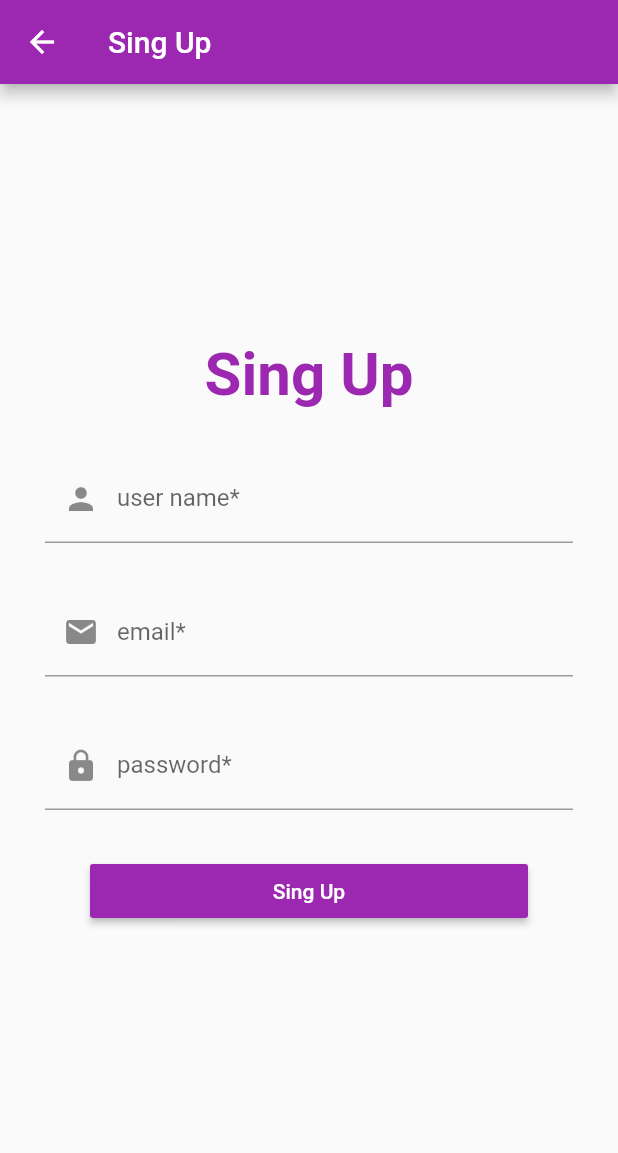
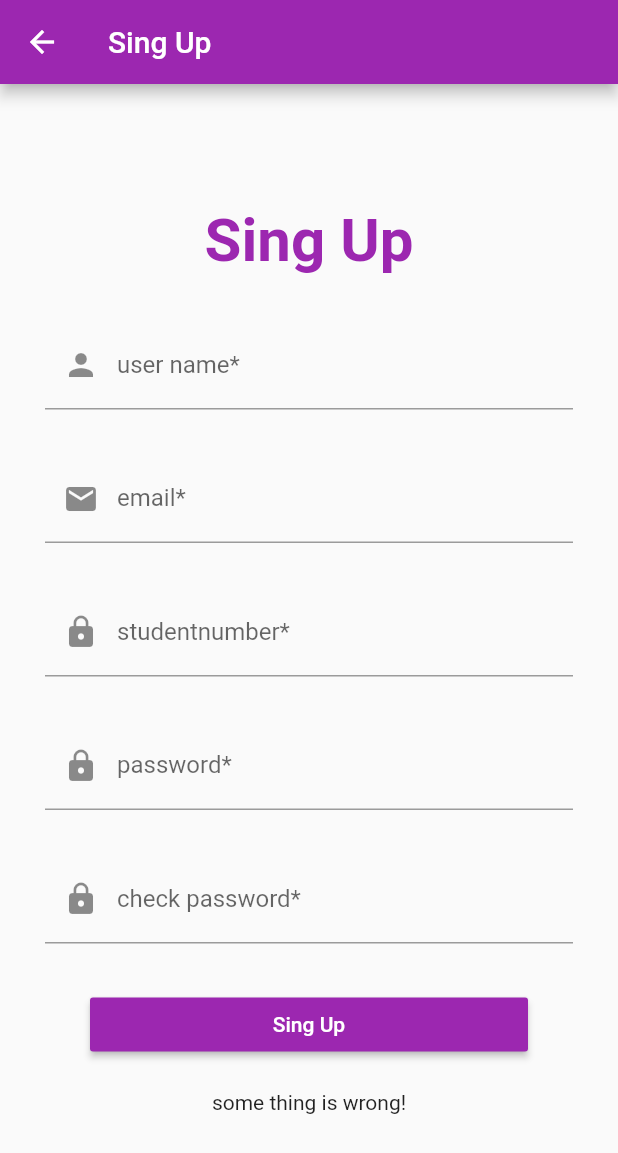
Before and after one commit to SamiraAhmadnezhad/ReadyGo_front, a Flutter app: the SingUp screen opened directly, after a tap on "Sing Up", on a phone screen of 412 x 824 dp. Shown: the top 1153 px of the screen. Run offline on Flutter 3.47's test engine with Material 2 defaults, Android fonts, the phone set to English and light mode, and no system bars; our stand-ins replace flashy_tab_bar2, flutter_rating_bar, image_picker; missing offline and left inert: pdfx.

Commit message:
sing up done

```diff
--- a/lib/pages/BookInformation.dart
+++ b/lib/pages/BookInformation.dart
@@ -10,8 +10,6 @@ import 'package:readygo/CommentView.dart';
 import 'package:readygo/Convertor.dart';
 import 'package:readygo/User.dart';
 import 'package:readygo/pages/PdfReader.dart';
-import 'package:pdfx/pdfx.dart';
-import 'package:readygo/pages/mp3Player.dart';
 
 class BookInformation extends StatefulWidget {
   const BookInformation({super.key,required this.user,required this.book});
@@ -154,7 +152,7 @@ class _BookInformationState extends State<BookInformation> {
                             print("start");
                             Navigator.of(context).push(
                               MaterialPageRoute(
-                                builder: (context) => mp3Player()
+                                builder: (context) => PdfReader()
                               ),
                             );
                           },
--- a/lib/pages/Ebook.dart
+++ b/lib/pages/Ebook.dart
@@ -58,7 +58,7 @@ class _EbookState extends State<Ebook> {
               child: Column(
                 children: [
                   SizedBox(height: 20,),
-                  const Text("recent",
+                  const Text("Recent Book",
                     textAlign: TextAlign.left,
                     style: TextStyle(
                       fontSize: 20,
--- a/lib/pages/SingUp.dart
+++ b/lib/pages/SingUp.dart
@@ -2,11 +2,7 @@ import 'dart:convert';
 import 'dart:io';
 
 import 'package:flutter/material.dart';
-import 'package:readygo/Book.dart';
-import 'package:readygo/Comment.dart';
 import 'package:readygo/Convertor.dart';
-import 'package:readygo/Genre.dart';
-import 'package:readygo/User.dart';
 import 'package:readygo/pages/HomePage.dart';
 
 class SingUp extends StatefulWidget{
@@ -22,7 +18,9 @@ class _SingUpState extends State<SingUp> {
   String massage='';
   String username="";
   String password="";
+  String checkPassword="";
   String email="";
+  String studentnumber='';
   @override
   Widget build(BuildContext context) {
     return  Scaffold(
@@ -71,7 +69,12 @@ class _SingUpState extends State<SingUp> {
                 },
                 onChanged: (String username){
                   setState(() {
+                    if (username.isEmpty)
+                      massage='please enter user name';
+                    else
+                      massage="";
                     this.username=username;
+                    //print(this.password);
                   });
                 },
               ),
@@ -90,7 +93,36 @@ class _SingUpState extends State<SingUp> {
                 },
                 onChanged: (String email){
                   setState(() {
+                    if (!email.contains("@"))
+                      massage='do not use the @ char.';
+                    else
+                      massage="";
                     this.email=email;
+                    //print(this.email);
+                  });
+                },
+              ),
+              const SizedBox(height: 30),
+              TextFormField(
+                decoration: const InputDecoration(
+                  labelText: 'studentnumber*',
+                  hintText: 'enter studentnumber',
+                  prefixIcon: Icon(Icons.lock),
+                ),
+                validator: (String? studentnumber){
+                  if (studentnumber==null) {
+                    return "please enter studentnumber!";
+                  }
+                  // other thing
+                },
+                onChanged: (String studentnumber){
+                  setState(() {
+                    if (password.length<8)
+                      massage='studentnumber should be 9 digits';
+                    else
+                      massage="";
+                    this.studentnumber=studentnumber;
+                    //print(this.password);
                   });
                 },
               ),
@@ -101,7 +133,7 @@ class _SingUpState extends State<SingUp> {
                   hintText: 'enter password',
                   prefixIcon: Icon(Icons.lock),
                 ),
-                validator: (String? password){
+                validator: (String? password) {
                   if (password==null) {
                     return "please enter password!";
                   }
@@ -109,7 +141,33 @@ class _SingUpState extends State<SingUp> {
                 },
                 onChanged: (String password){
                   setState(() {
+                    if (password.length<8)
+                      massage='password should be 8 charecter';
+                    else
+                      massage="";
                     this.password=password;
+                    //print(this.password);
+                  });
+                },
+              ),
+              const SizedBox(height: 30),
+              TextFormField(
+                decoration: const InputDecoration(
+                  labelText: 'check password*',
+                  hintText: 'enter password again',
+                  prefixIcon: Icon(Icons.lock),
+                ),
+                validator: (String? password){
+                  if (password==null) {
+                    return "please enter password again!";
+                  }
+                  // other thing
+                },
+                onChanged: (String password){
+                  setState(() {
+                    checkPassword=password;
+                    if (password!=this.password)
+                    massage="The password is not repeated correctly!";
                   });
                 },
               ),
@@ -120,7 +178,7 @@ class _SingUpState extends State<SingUp> {
                   minWidth: double.infinity,
                   onPressed: (){
                     //check pass and email
-                    checkSingUp(email,password,username);
+                    checkSingUp(email,password,username,studentnumber,password);
                   },
                   color: Colors.purple,
                   child: const Text(
@@ -140,26 +198,36 @@ class _SingUpState extends State<SingUp> {
     );
   }
 
-  checkSingUp(String email,String pass,String username) async{
-    String request="checkSingUp\n$email,,$pass,,$username\u0000";
-    await Socket.connect("192.168.1.102", 8000).then((serverSocket){
-      serverSocket.write(request);
-      serverSocket.flush();
-      serverSocket.listen((response) {
-        List<String> list=LineSplitter().convert(String.fromCharCodes(response));
+  checkSingUp(String email,String pass,String username,String studentnumber,String password) async {
+    String res='';
+    if (pass.length<8 || !email.contains("@") || username.isEmpty || studentnumber.length!=9 || password!=checkPassword)
+      setState(() {
+        massage= "some thing is wrong!";
+      });
+
+    else{
+      String request="checkSingUp\n$email,,$pass,,$username,,$studentnumber\u0000";
+      var socket = await Socket.connect("192.168.1.102", 8000);
+      socket.write(request);
+      socket.flush();
+      var subscription =socket.listen((response) {
+        res+=String.fromCharCodes(response);
+      });
+      await subscription.asFuture<void>();
+      List<String> list = LineSplitter().convert(res);
       setState(() {
         massage=list[0];
       });
-        if (massage=="Sing up successfully"){
+      if (massage == "Sing up successfully") {
         Navigator.of(context).push(
           MaterialPageRoute(
-              builder: (context) => HomePage(
+            builder: (context) =>
+                HomePage(
                     user: Convertor.stringToUser(list[1])
                 ),
           ),
         );
       }
-      });
-    });
     }
   }
+}
--- a/pubspec.yaml
+++ b/pubspec.yaml
@@ -42,7 +42,6 @@ dependencies:
   flutter_rating_bar: ^4.0.1
   string_scanner: ^1.2.0
   pdfx: ^2.3.0
-  assets_audio_player: ^3.0.6
 
 dev_dependencies:
   flutter_test:
```
Also changed, not shown: lib/pages/mp3Player.dart (deleted, +0 -48 lines), pubspec.lock, 1 other file. Lines whose indentation alone changed are shown as unchanged.
